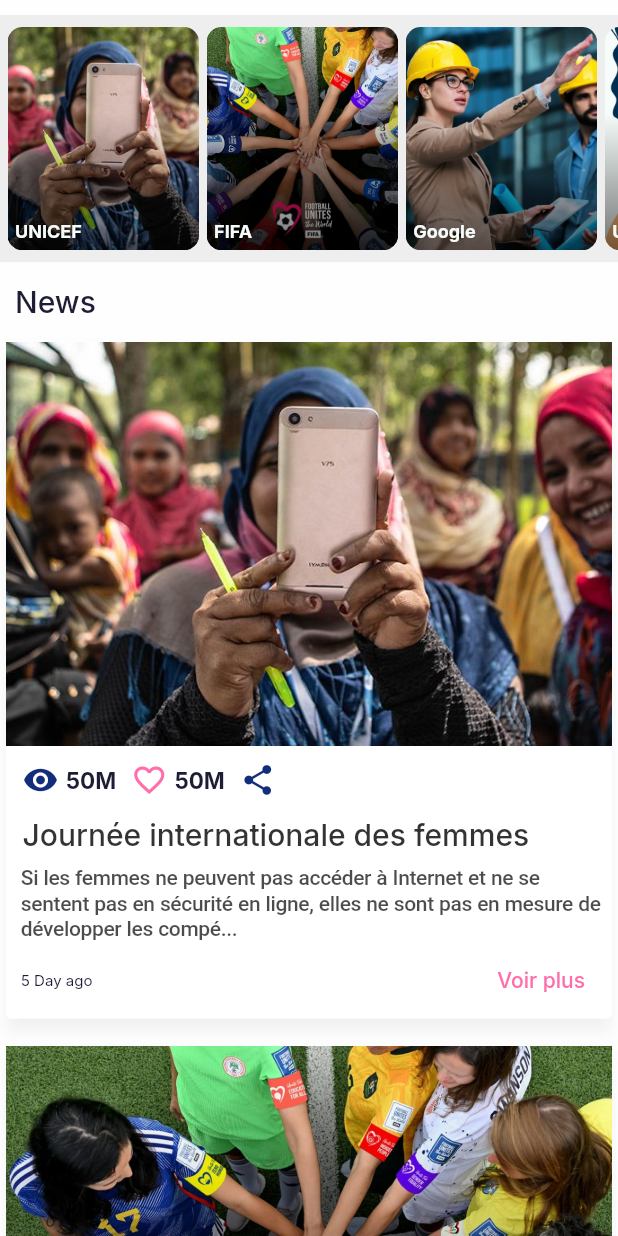
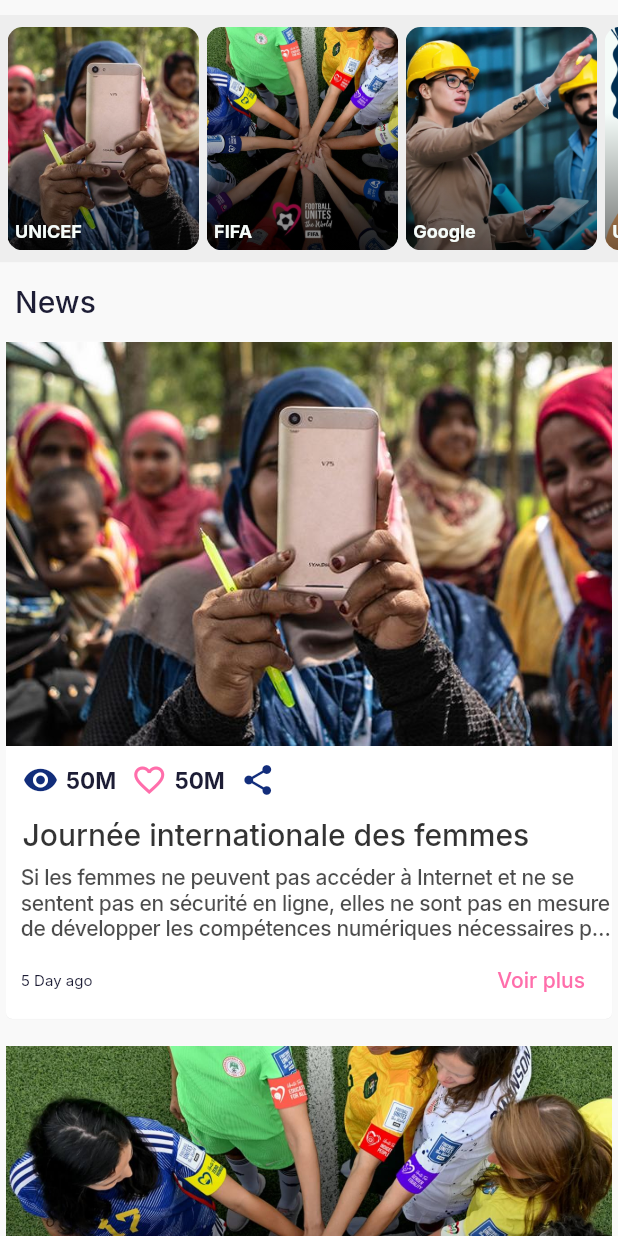
Before and after one commit to BESTY-TEAM/besty, a Flutter app: the ActusScreen screen opened directly, on a phone screen of 412 x 824 dp. Run offline on Flutter 3.47's test engine with Material 2 defaults, Android fonts, the phone set to English and light mode, and no system bars; drawn by our look-alikes of expandable; our stand-ins replace google_fonts, lottie, table_calendar.

Commit message:
Custom models class

```diff
--- a/lib/models/news.dart
+++ b/lib/models/news.dart
@@ -21,16 +21,29 @@
 List NewsData = [
   News(
     title: "Journée internationale des femmes",
-    message: "Si les femmes ne peuvent pas accéder à Internet et ne se sentent pas en sécurité en ligne, elles ne sont pas en mesure de développer les compé...",
+    message: """Si les femmes ne peuvent pas accéder à Internet et ne se sentent pas en sécurité en ligne, elles ne sont pas en mesure de développer les compétences numériques nécessaires pour participer pleinement à la société. Internet est un outil essentiel pour l'éducation, l'emploi et l'information. Les femmes qui n'ont pas accès à Internet sont désavantagées par rapport aux femmes qui y ont accès. Elles ont moins de chances d'obtenir une éducation, un emploi et des informations qui leur permettront de participer pleinement à la société.
+    \n Par exemple, une femme qui n'a pas accès à Internet ne pourra pas suivre des cours en ligne, rechercher des emplois ou se tenir au courant des nouvelles. Elle sera donc moins compétitive sur le marché du travail et moins en mesure de participer à la vie publique.
+    \n Internet est également un espace où les femmes peuvent s'exprimer et se connecter avec d'autres femmes. Les femmes qui ne se sentent pas en sécurité en ligne sont moins susceptibles de s'engager dans cet espace. Elles manquent ainsi l'occasion de développer leurs compétences numériques et de créer des réseaux de soutien.
+    \nPar exemple, une femme qui ne se sent pas en sécurité en ligne ne pourra pas utiliser Internet pour créer des contenus, se connecter avec d'autres femmes ou participer à des communautés en ligne. Elle manquera ainsi l'occasion de développer ses compétences en communication, en collaboration et en leadership.
+    \nInternet est également un outil pour la sensibilisation aux droits des femmes. Les femmes qui n'ont pas accès à Internet sont moins susceptibles d'être informées de leurs droits et de savoir comment les faire respecter.
+    \nPar exemple, une femme qui n'a pas accès à Internet sera moins susceptible de connaître ses droits en matière de santé sexuelle et reproductive, de violence domestique ou d'autres questions qui la concernent. Elle sera donc moins en mesure de protéger ses droits et sa sécurité
+    \nEn conclusion, l'accès à Internet et la sécurité en ligne sont essentiels pour le développement des compétences numériques des femmes. Ces deux facteurs permettent aux femmes de participer pleinement à la société et de faire valoir leurs droits.""",
     image: Assets.women_tech,
     time: "5d ago",
     views: 50,
     like: 5
   ),
+  // complete moi cette phrase avec un long text de facon a avoir un sens
   News(
     title: "Coupe du Monde Féminine 2023 – ONU Femme",
-    message: "ONU Femmes et la FIFA se réunissent lors de la Coupe du Monde Féminine de la FIFA en Australie et Nouvelle-Zélande 2023 (20 juillet au 20 août 2023)...",
-    image: Assets.women_football,
+    message: """ONU Femmes et la FIFA se réunissent lors de la Coupe du Monde Féminine de la FIFA en Australie et Nouvelle-Zélande 2023 (20 juillet au 20 août 2023) pour promouvoir l'égalité des sexes et l'autonomisation des femmes.
+      \nCette collaboration vise à utiliser le pouvoir du football pour inspirer et encourager les femmes et les filles du monde entier.
+      \nONU Femmes et la FIFA travailleront ensemble pour :
+      \n\b Promouvoir l'égalité des sexes dans le football. Elles travailleront pour garantir que les femmes et les filles aient les mêmes chances de jouer, d'entraîner et de diriger dans le football.
+      \n\b Sensibiliser aux droits des femmes et aux questions d'égalité des sexes. Elles utiliseront la Coupe du Monde Féminine pour sensibiliser à l'importance de l'égalité des sexes et des droits des femmes.
+      \n\b Favoriser l'autonomisation des femmes et des filles. Elles travailleront pour aider les femmes et les filles à développer les compétences et les connaissances dont elles ont besoin pour réussir.
+      \nLa Coupe du Monde Féminine est une occasion unique de promouvoir l'égalité des sexes et l'autonomisation des femmes. ONU Femmes et la FIFA sont déterminées à utiliser ce tournoi pour faire une différence dans la vie des femmes et des filles du monde entier.""",
+      image: Assets.women_football,
     time: "8m ago",
     views: 20,
     like: 12
--- a/lib/screens/forum/components/news_card.dart
+++ b/lib/screens/forum/components/news_card.dart
@@ -3,7 +3,7 @@
 import 'package:expandable/expandable.dart';
 import '../../../constants/constants.dart';
 
-/*
+
 class NewsCard extends StatefulWidget {
   NewsCard({
     Key? key,
@@ -20,10 +20,10 @@
 }
 
 class _NewsCardState extends State<NewsCard> {
-  final GlobalKey<Fo>
-  News news = NewsData;
+
   bool isExpanded = false;
-  List news;*/
+  /*
+
 class NewsCard extends StatelessWidget {
   NewsCard({
     Key? key,
@@ -36,7 +36,7 @@
   News news;
   VoidCallback press;
   bool isExpanded ;
-
+*/
 
   @override
   Widget build(BuildContext context) {
@@ -48,7 +48,7 @@
         child: Card(
           shadowColor: Color(0x3600000F),
           //margin: const EdgeInsets.symmetric(vertical: kDefaultPadding ),
-          elevation: 5,
+          elevation: 0.2,
           child: Column(
             children: [
               Column(
@@ -56,7 +56,7 @@
                     AspectRatio(
                       aspectRatio: 1.5,
                       child: Image.asset(
-                        news.image,
+                        widget.news.image,
                         fit: BoxFit.cover
                       ),
                     ),
@@ -88,7 +88,7 @@
                                         width: kDefaultPadding * 0.25,
                                       ),
                                       Text(
-                                        "${news.views}M",
+                                        "${widget.news.views}M",
                                         style: const TextStyle(
                                           fontSize: 15,
                                           fontWeight: FontWeight.w700
@@ -109,7 +109,7 @@
                                         width: kDefaultPadding * 0.25,
                                       ),
                                       Text(
-                                        "${news.views}M",
+                                        "${widget.news.views}M",
                                         style: const TextStyle(
                                           fontSize: 15,
                                           fontWeight: FontWeight.w700
@@ -133,7 +133,7 @@
                               horizontal: kDefaultPadding * 0.5
                             ),
                             child: Text(
-                              news.title,
+                              widget.news.title,
                               style: Theme.of(context)
                               .textTheme
                               .headline6!
@@ -178,15 +178,21 @@
                     top: kDefaultPadding * 0.15,
                     left: kDefaultPadding * 0.5
                   ),
+                child: InkWell(
+                  onTap: (){
+                    setState(() {
+                      isExpanded = !isExpanded;
+                    });
+                  },
                   child: Text(
-                  news.message,
+                      widget.news.message,
                     maxLines: 3,
                     overflow: TextOverflow.ellipsis,
                     style: Theme.of(context)
                     .textTheme
                     .titleSmall!
                     .copyWith(
-                  fontFamily: 'nunito',
+                    //fontFamily: 'nunito',
                     color: Colors.black.withOpacity(0.7),
                     fontWeight: FontWeight.w500,
                     //height: 0.10,
@@ -194,29 +200,33 @@
                     ),
                 ),
                   ),
+              ),
               expanded: Padding(
-                  padding: const EdgeInsets.symmetric(
-                    vertical: kDefaultPadding * 0.15,
-                    horizontal: kDefaultPadding * 0.5
+                padding: const EdgeInsets.only(
+                    top: kDefaultPadding * 0.15,
+                    left: kDefaultPadding * 0.5
                 ),
+                child: InkWell(
+                  onTap: (){
+                    setState(() {
+                      isExpanded = !isExpanded;
+                    });
+                  },
                   child: Text(
-                  news.message,
-                  //maxLines: 3,
-                  style: const TextStyle(
-                    fontFamily: 'Poppins',
+                    widget.news.message,
+                    maxLines: 80,
+                    overflow: TextOverflow.ellipsis,
+                    style: Theme.of(context)
+                        .textTheme
+                        .titleSmall!
+                        .copyWith(
+                      //fontFamily: 'nunito',
+                      color: Colors.black.withOpacity(0.7),
                       fontWeight: FontWeight.w500,
                       //height: 0.10,
                       letterSpacing: -0.24,
-                  )
-                  /*Theme.of(context)
-                  .textTheme
-                  subtitle2!
-                  copyWith(
-                  fontFamily: 'Poppins',
-                  fontWeight: FontWeight.w500,
-                  //height: 0.10,
-                  letterSpacing: -0.24,
-                  ),*/
+                    ),
+                  ),
                 ),
               ),
               ),
@@ -232,8 +242,13 @@
                       ),
                     ),
                     TextButton(
-                      onPressed: (){},
-                      child: const Text('Voir plus')
+                      onPressed: (){
+                        setState(() {
+                          isExpanded = !isExpanded;
+                        });
+                      },
+                      child:  Text(
+                          isExpanded ? 'Voir moins' : 'Voir plus')
                     ),
                   ]
                 ),
--- a/lib/screens/forum/components/status.dart
+++ b/lib/screens/forum/components/status.dart
@@ -13,7 +13,7 @@
   @override
   Widget build(BuildContext context) {
     return  Scaffold(
-      backgroundColor: const Color(0xFFF8F8F8).withOpacity(0.1),
+        backgroundColor: const Color(0xFFEEEEEE).withOpacity(0.35),
         body: SingleChildScrollView(
           child: Column(
             mainAxisAlignment: MainAxisAlignment.center,
```
Also changed, not shown: lib/screens/flow_track/components/circular_slider_controller.dart (+7 -0 lines), lib/screens/flow_track/components/symptoms.dart (added, +28 -0 lines), lib/screens/flow_track/components/symptoms_card.dart (added, +42 -0 lines), lib/screens/flow_track/flow_track.dart (+30 -22 lines), lib/screens/pregnancy_track/pregant.dart (+5 -4 lines), lib/screens/services/components/Input_select_service.dart (+14 -42 lines), lib/screens/services/selected_services.dart (+31 -51 lines), lib/screens/flow_track/components/calendar.dart (deleted). Lines whose indentation alone changed are shown as unchanged.
